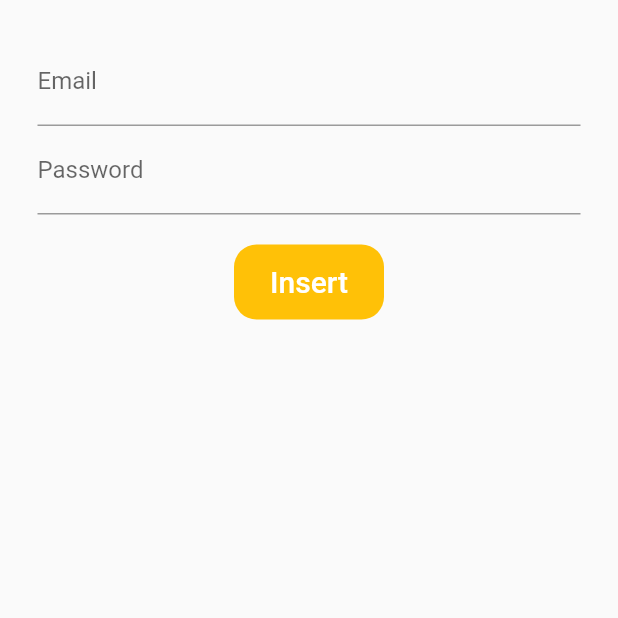
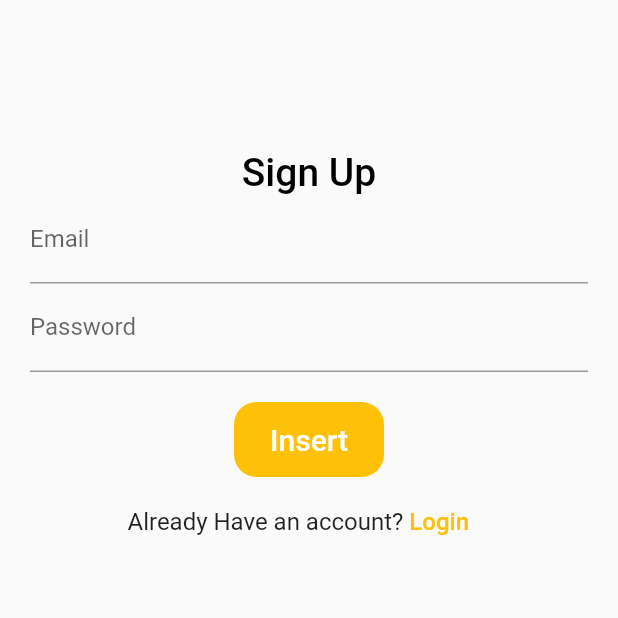
Before and after one commit to Muhammadridho100902/Simple-firestore, a Flutter app: the screen it shows after launch, after a tap on "Insert", on a phone screen of 412 x 824 dp, the top half of it. Run offline on Flutter 3.47's test engine with Material 2 defaults, Android fonts, the phone set to English and light mode, and no system bars; our stand-ins replace cloud_firestore, firebase_auth, firebase_core; accounts and stored records are empty.

Commit message:
adding Route

```diff
--- /dev/null
+++ b/lib/Route.dart
@@ -0,0 +1,18 @@
+import 'package:firebase/login_page.dart';
+import 'package:firebase/main.dart';
+import 'package:flutter/material.dart';
+
+const String bodyPage = 'Body';
+const String loginPage = 'login_page';
+
+Route<dynamic> controller(RouteSettings settings) {
+  switch (settings.name) {
+    case bodyPage:
+      return MaterialPageRoute(builder: (context) => Body());
+    case loginPage:
+      return MaterialPageRoute(builder: (context) => LoginPage());
+
+    default:
+      throw ('This route name does not exit');
+  }
+}
--- a/lib/main.dart
+++ b/lib/main.dart
@@ -1,8 +1,9 @@
-// ignore_for_file: prefer_const_constructors, prefer_const_literals_to_create_immutables, import_of_legacy_library_into_null_safe
+// ignore_for_file: prefer_const_constructors, prefer_const_literals_to_create_immutables
 
-import 'package:cloud_firestore/cloud_firestore.dart' show CollectionReference, FirebaseFirestore;
-import 'package:firebase_core/firebase_core.dart' show Firebase;
+import 'package:cloud_firestore/cloud_firestore.dart';
+import 'package:firebase_core/firebase_core.dart';
 import 'package:flutter/material.dart';
+import 'package:firebase/Route.dart' as route;
 
 void main() async {
   WidgetsFlutterBinding.ensureInitialized();
@@ -14,7 +15,11 @@ class MyHome extends StatelessWidget {
   @override
   Widget build(BuildContext context) {
     return MaterialApp(
-        title: "Firebase", debugShowCheckedModeBanner: false, home: Body());
+      title: "Firebase",
+      debugShowCheckedModeBanner: false,
+      onGenerateRoute: route.controller,
+      initialRoute: route.bodyPage,
+    );
   }
 }
 
@@ -28,9 +33,17 @@ class Body extends StatelessWidget {
     CollectionReference users = firestore.collection('users');
     return Scaffold(
         body: Padding(
-      padding: EdgeInsets.all(25),
+      padding: EdgeInsets.only(top: 100, left: 20, right: 20),
+      child: Center(
         child: Column(
           children: <Widget>[
+            Text(
+              "Sign Up",
+              style: TextStyle(
+                  fontSize: 26,
+                  color: Colors.black,
+                  fontWeight: FontWeight.w500),
+            ),
             TextFormField(
               controller: emailController,
               decoration: const InputDecoration(
@@ -49,10 +62,22 @@ class Body extends StatelessWidget {
               padding: EdgeInsets.only(top: 20),
               child: FlatButton(
                 onPressed: () {
+                  final String email = emailController.text.trim();
+                  final String password = passController.text.trim();
+
+                  // users.add({
+                  //   'name': emailController.text,
+                  //   'password': passController.text,
+                  // });
+
+                  if (email.isEmpty || password.isEmpty) {
+                    print("Make sure your email and password correct");
+                  } else {
                     users.add({
-                  'name' : emailController.text,
-                  'password' : passController.text,
+                      'name': emailController.text,
+                      'password': passController.text,
                     });
+                  }
                   // untuk membuat textfield kembali kosong
                   emailController.text = '';
                   passController.text = '';
@@ -68,13 +93,61 @@ class Body extends StatelessWidget {
                   ),
                   decoration: BoxDecoration(
                       color: Colors.amber,
-                  borderRadius: BorderRadius.circular(15)
+                      borderRadius: BorderRadius.circular(15)),
                 ),
               ),
+            ),
+            // Padding(
+            //   padding: const EdgeInsets.only(top: 20),
+            //   child: RichText(
+            //     text: TextSpan(
+            //       style: TextStyle(color: Colors.black, fontSize: 16),
+            //       children: <TextSpan>[
+            //         TextSpan(text: "Already Have an account?"),
+            //         TextSpan(
+            //             text: " Login",
+            //             style: TextStyle(
+            //                 color: Colors.amber,
+            //                 fontSize: 16,
+            //                 fontWeight: FontWeight.w500))
+            //       ],
+            //     ),
+            //   ),
+            // )
+            Padding(
+              padding: const EdgeInsets.only(
+                top: 20,
+                left: 65,
+              ),
+              child: Row(
+                children: [
+                  Text(
+                    "Already Have an account?",
+                    style: TextStyle(
+                      fontSize: 16,
+                    ),
+                  ),
+                  GestureDetector(
+                    onTap: () {
+                      Navigator.pushNamed(
+                        context,
+                        'login_page',
+                      );
+                    },
+                    child: Text(
+                      " Login",
+                      style: TextStyle(
+                          fontSize: 16,
+                          color: Colors.amber,
+                          fontWeight: FontWeight.w500),
+                    ),
+                  ),
+                ],
               ),
             )
           ],
         ),
+      ),
     ));
   }
 }
```
Lines whose indentation alone changed are shown as unchanged.
